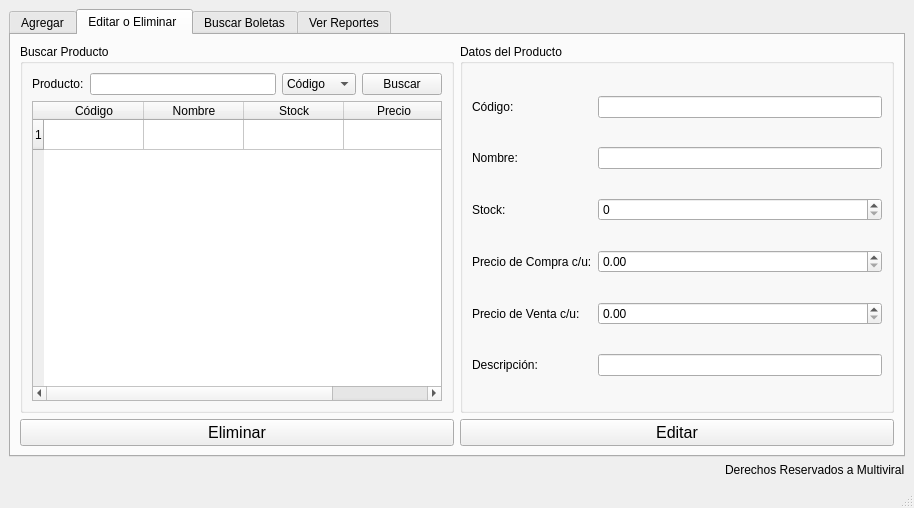
First picture: the form in admin/admin.ui, repository nashvent/libreria, before the edit.
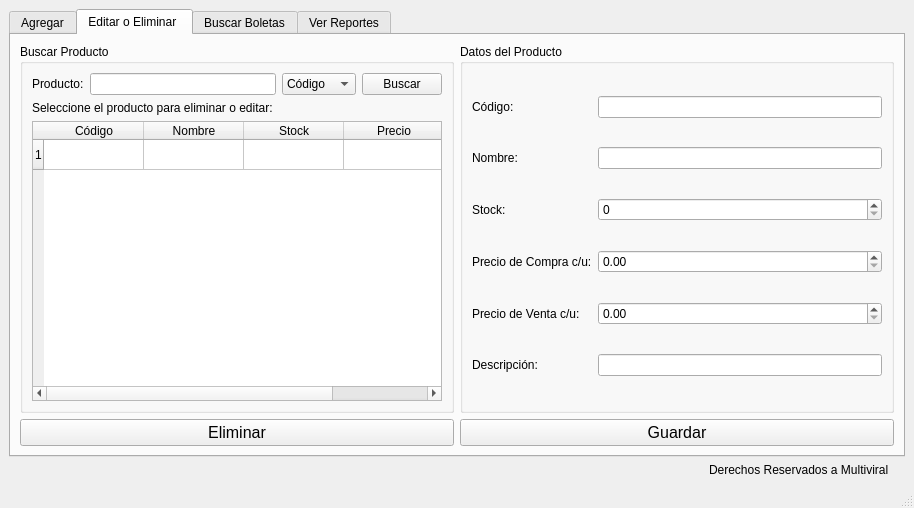
Second picture: the form after the edit. The open tabs and pages were chosen to show the change. Icons and pictures are not drawn.

Diff of the .ui file:
```diff
--- a/admin/admin.ui
+++ b/admin/admin.ui
@@ -276,6 +276,13 @@
              </item>
             </layout>
            </item>
+           <item>
+            <widget class="QLabel" name="label_15">
+             <property name="text">
+              <string>Seleccione el producto para eliminar o editar:</string>
+             </property>
+            </widget>
+           </item>
            <item>
             <widget class="QTableWidget" name="lista_productos">
              <property name="sortingEnabled">
@@ -345,7 +352,7 @@
            <cursorShape>PointingHandCursor</cursorShape>
           </property>
           <property name="text">
-           <string>Editar</string>
+           <string>Guardar</string>
           </property>
          </widget>
         </item>
@@ -374,7 +381,7 @@
     <item alignment="Qt::AlignRight">
      <widget class="QLabel" name="label_14">
       <property name="text">
-       <string>Derechos Reservados a Multiviral</string>
+       <string>Derechos Reservados a Multiviral     </string>
       </property>
       <property name="textFormat">
        <enum>Qt::AutoText</enum>
```
Left out of the diff: 34 changed lines with no effect on the pictures.
